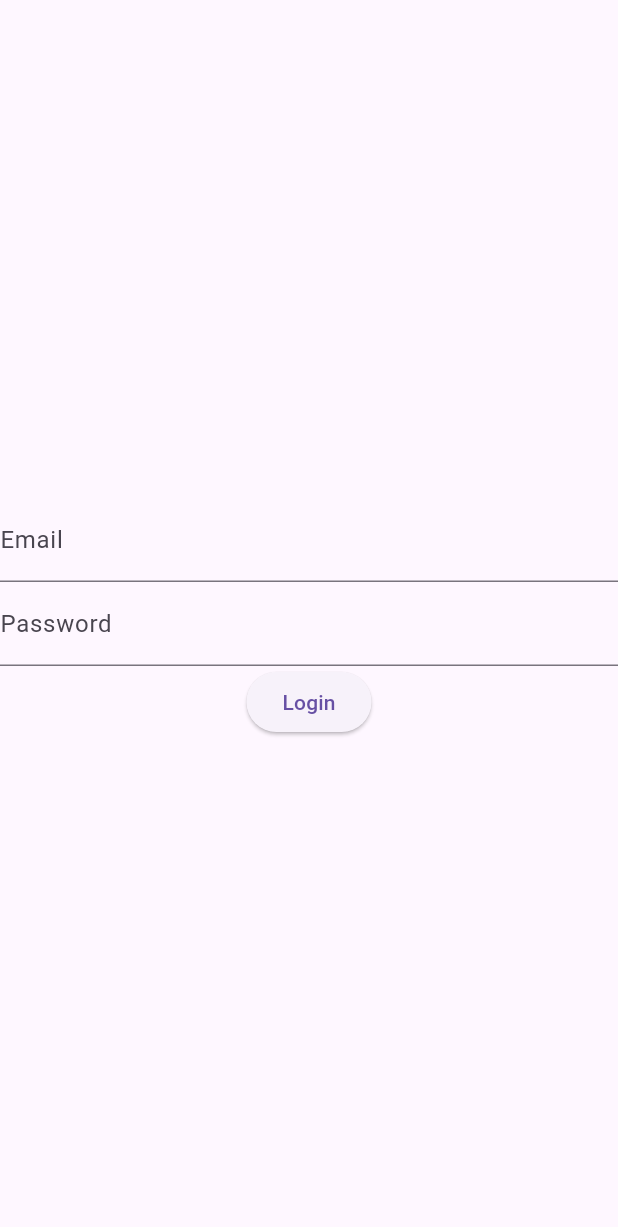
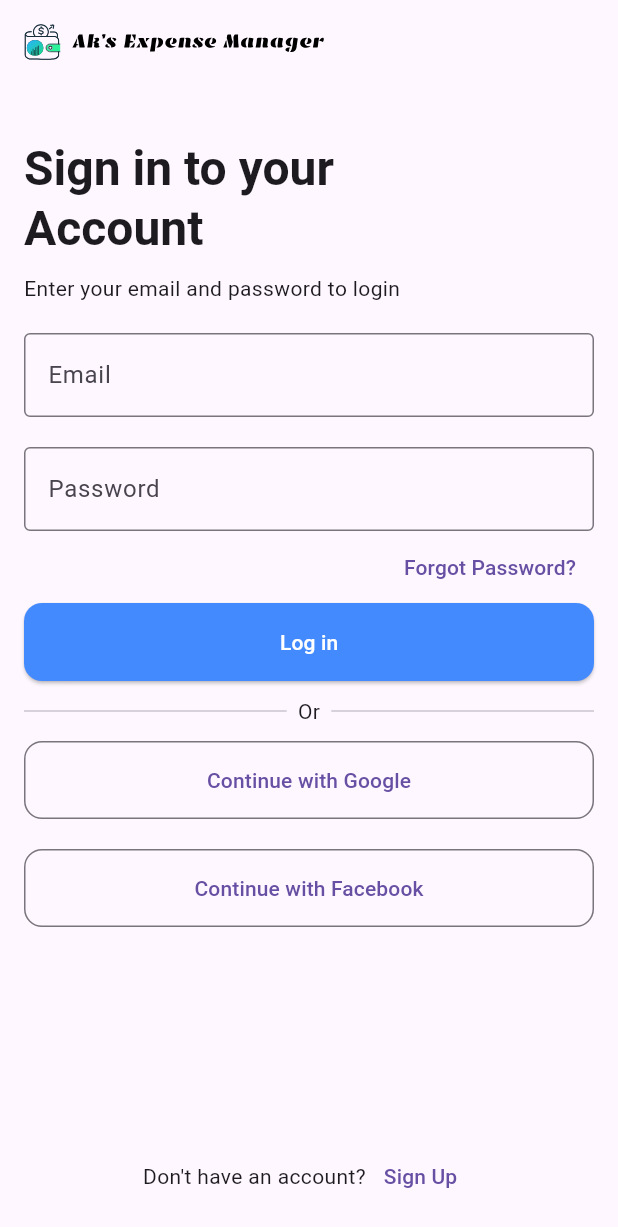
Before and after one commit to akshayanil22/Ak-s-Expense-Manager, a Flutter app: the screen it shows after launch, on a phone screen of 412 x 824 dp. Shown: the top 1227 px of the screen. Run offline on Flutter 3.47's test engine with Material 3 defaults, Android fonts, the phone set to English and light mode, and no system bars; our stand-ins replace bloc, dartz, firebase_auth, firebase_core, flutter_bloc, flutter_svg and 2 more; accounts and stored records are empty.

Commit message:
added google signin and refactor some widgets

```diff
--- /dev/null
+++ b/lib/core/widgets/custom_elevated_button.dart
@@ -0,0 +1,32 @@
+import 'package:flutter/material.dart';
+
+class CustomElevatedButton extends StatelessWidget {
+  const CustomElevatedButton({
+    super.key,
+    required this.onPressed,
+    required this.buttonName,
+  });
+
+  final void Function()? onPressed;
+  final String buttonName;
+
+  @override
+  Widget build(BuildContext context) {
+
+    double width = MediaQuery.sizeOf(context).width;
+
+    return SizedBox(
+      width: width,
+      height: 52,
+      child: ElevatedButton(
+        style: ButtonStyle(
+          backgroundColor: const WidgetStatePropertyAll(Colors.blueAccent),
+          foregroundColor: const WidgetStatePropertyAll(Colors.white),
+          shape: WidgetStateProperty.all<OutlinedBorder>(RoundedRectangleBorder(borderRadius: BorderRadius.circular(12))),
+        ),
+        onPressed: onPressed,
+        child: Text(buttonName),
+      ),
+    );
+  }
+}
--- /dev/null
+++ b/lib/core/widgets/custom_outlined_button.dart
@@ -0,0 +1,27 @@
+import 'package:flutter/material.dart';
+
+class CustomOutlinedButton extends StatelessWidget {
+  const CustomOutlinedButton({
+    super.key,
+    required this.onPressed,
+    required this.buttonName,
+
+  });
+
+  final void Function()? onPressed;
+  final String buttonName;
+
+  @override
+  Widget build(BuildContext context) {
+
+    double width = MediaQuery.sizeOf(context).width;
+
+    return SizedBox(
+      width: width,
+      height: 52,
+      child: OutlinedButton(onPressed: onPressed,style: ButtonStyle(
+        shape: WidgetStateProperty.all<OutlinedBorder>(RoundedRectangleBorder(borderRadius: BorderRadius.circular(12))),
+      ), child: Text(buttonName),),
+    );
+  }
+}
--- /dev/null
+++ b/lib/core/widgets/custom_text_form_field.dart
@@ -0,0 +1,29 @@
+import 'package:flutter/material.dart';
+
+class CustomTextFormField extends StatelessWidget {
+  const CustomTextFormField({
+    super.key,
+    required this.emailController,
+    this.labelText,
+    this.obscureText = false,
+    this.keyboardType
+  });
+
+  final TextEditingController emailController;
+  final String? labelText;
+  final bool obscureText;
+  final TextInputType? keyboardType;
+
+  @override
+  Widget build(BuildContext context) {
+    return TextFormField(
+      controller: emailController,
+      decoration: InputDecoration(
+          labelText: labelText,
+          border: const OutlineInputBorder()
+      ),
+      keyboardType: keyboardType,
+      obscureText: obscureText,
+    );
+  }
+}
--- /dev/null
+++ b/lib/core/widgets/custom_widget_imports.dart
@@ -0,0 +1,3 @@
+export 'custom_text_form_field.dart';
+export 'custom_outlined_button.dart';
+export 'custom_elevated_button.dart';
--- a/lib/features/auth/domain/repositories/ auth_repository.dart
+++ b/lib/features/auth/domain/repositories/ auth_repository.dart
@@ -4,4 +4,5 @@ import '../entities/user.dart';
 abstract class AuthRepository {
   Future<Either<String, User>> login(String email, String password);
   Future<Either<String, User>> signup(String email, String password);
+  Future<Either<String, User>> googleSignIn();
 }
--- /dev/null
+++ b/lib/features/auth/domain/usecases/google_signin_usecase.dart
@@ -0,0 +1,13 @@
+import 'package:dartz/dartz.dart';
+import '../entities/user.dart';
+import '../repositories/ auth_repository.dart';
+
+class GoogleSignInUseCase {
+  final AuthRepository repository;
+
+  GoogleSignInUseCase(this.repository);
+
+  Future<Either<String, User>> call() {
+    return repository.googleSignIn();
+  }
+}
--- a/lib/features/auth/presentation/bloc/auth_bloc.dart
+++ b/lib/features/auth/presentation/bloc/auth_bloc.dart
@@ -1,6 +1,7 @@
 import 'package:bloc/bloc.dart';
 import 'package:meta/meta.dart';
 import '../../domain/entities/user.dart';
+import '../../domain/usecases/google_signin_usecase.dart';
 import '../../domain/usecases/login_usecase.dart';
 import '../../domain/usecases/signup_usecase.dart';
 
@@ -10,8 +11,9 @@ part 'auth_state.dart';
 class AuthBloc extends Bloc<AuthEvent, AuthState> {
   final LoginUseCase loginUseCase;
   final SignupUseCase signupUseCase;
+  final GoogleSignInUseCase googleSignInUseCase;
 
-  AuthBloc(this.loginUseCase, this.signupUseCase) : super(AuthInitial()) {
+  AuthBloc(this.loginUseCase, this.signupUseCase, this.googleSignInUseCase) : super(AuthInitial()) {
     on<LoginEvent>((event, emit) async {
       emit(AuthLoading());
       final result = await loginUseCase(event.email, event.password);
@@ -29,5 +31,14 @@ class AuthBloc extends Bloc<AuthEvent, AuthState> {
             (user) => emit(AuthSuccess(user: user)),
       );
     });
+
+    on<GoogleSignInEvent>((event, emit) async {
+      emit(AuthLoading());
+      final result = await googleSignInUseCase();
+      result.fold(
+            (error) => emit(AuthFailure(message: error)),
+            (user) => emit(AuthSuccess(user: user)),
+      );
+    });
   }
 }
--- a/lib/features/auth/presentation/bloc/auth_event.dart
+++ b/lib/features/auth/presentation/bloc/auth_event.dart
@@ -16,3 +16,5 @@ class SignupEvent extends AuthEvent {
 
   SignupEvent({required this.email,required this.password});
 }
+
+class GoogleSignInEvent extends AuthEvent {}
--- a/lib/features/auth/presentation/pages/login_page.dart
+++ b/lib/features/auth/presentation/pages/login_page.dart
@@ -1,5 +1,7 @@
 import 'package:flutter/material.dart';
 import 'package:flutter_bloc/flutter_bloc.dart';
+import 'package:flutter_svg/flutter_svg.dart';
+import '../../../../core/widgets/custom_widget_imports.dart';
 import '../bloc/auth_bloc.dart';
 
 class LoginPage extends StatelessWidget {
@@ -11,12 +13,13 @@ class LoginPage extends StatelessWidget {
   @override
   Widget build(BuildContext context) {
     return Scaffold(
+      appBar: AppBar(
+        title: SvgPicture.asset('assets/images/title_logo.svg',width: 200,),
+      ),
       body: BlocListener<AuthBloc, AuthState>(
         listener: (context, state) {
           if (state is AuthSuccess) {
-            ScaffoldMessenger.of(context).showSnackBar(
-              SnackBar(content: Text("Welcome, ${state.user.email}!")),
-            );
+            Navigator.pushNamedAndRemoveUntil(context, 'home', (Route<dynamic> route) => false);
           }
           if (state is AuthFailure) {
             ScaffoldMessenger.of(context).showSnackBar(
@@ -24,30 +27,64 @@ class LoginPage extends StatelessWidget {
             );
           }
         },
-        child: Center(
+        child: Padding(
+          padding: const EdgeInsets.all(16.0),
+          child: CustomScrollView(
+            slivers: [
+              SliverFillRemaining(
+                hasScrollBody: false,
                 child: Column(
-            mainAxisAlignment: MainAxisAlignment.center,
+                  crossAxisAlignment: CrossAxisAlignment.start,
                   children: [
-              TextField(
-                controller: emailController,
-                decoration: InputDecoration(labelText: "Email"),
-              ),
-              TextField(
-                controller: passwordController,
-                decoration: InputDecoration(labelText: "Password"),
-                obscureText: true,
-              ),
-              ElevatedButton(
-                onPressed: () {
+                    const SizedBox(height: 20),
+                    Text("Sign in to your\nAccount",style: Theme.of(context).textTheme.headlineLarge,),
+                    const SizedBox(height: 10),
+                    const Text("Enter your email and password to login"),
+                    const SizedBox(height: 20),
+                    CustomTextFormField(emailController: emailController,labelText: 'Email',keyboardType: TextInputType.emailAddress,),
+                    const SizedBox(height: 20),
+                    CustomTextFormField(emailController: passwordController,labelText: 'Password',obscureText: true,),
+                    Align(
+                        alignment: Alignment.centerRight,
+                        child: TextButton(onPressed: (){}, child: const Text('Forgot Password?'))),
+                    CustomElevatedButton(onPressed: () {
                       context.read<AuthBloc>().add(
                         LoginEvent(
                           email: emailController.text,
                           password: passwordController.text,
                         ),
                       );
-                },
-                child: Text("Login"),
+                    },buttonName: "Log in",
                     ),
+                    const SizedBox(height: 10),
+                    const Row(
+                      children: [
+                        Expanded(child: Divider()),
+                        Text('  Or  '),
+                        Expanded(child: Divider()),
+                      ],
+                    ),
+                    const SizedBox(height: 10),
+                    CustomOutlinedButton(onPressed: (){
+                      context.read<AuthBloc>().add(
+                        GoogleSignInEvent(),
+                      );
+                    }, buttonName: 'Continue with Google'),
+                    const SizedBox(height: 20),
+                    CustomOutlinedButton( onPressed: () {
+
+                    },buttonName: 'Continue with Facebook',),
+                    const Spacer(),
+                    Row(
+                      mainAxisAlignment: MainAxisAlignment.center,
+                      children: [
+                        const Text("Don't have an account?"),
+                        TextButton(onPressed: (){}, child: const Text('Sign Up'))
+                      ],
+                    )
+                  ],
+                ),
+              )
             ],
           ),
         ),
--- a/lib/main.dart
+++ b/lib/main.dart
@@ -1,3 +1,4 @@
+import 'package:aks_expense_manager/features/home/presentation/pages/home_screen.dart';
 import 'package:firebase_core/firebase_core.dart';
 import 'package:flutter/material.dart';
 import 'package:flutter_bloc/flutter_bloc.dart';
@@ -25,8 +26,17 @@ class MyApp extends StatelessWidget {
         ),
       ],
       child: MaterialApp(
+        theme: ThemeData(
+          textTheme: const TextTheme(
+            headlineLarge: TextStyle(fontWeight: FontWeight.w600)
+          )
+        ),
+        initialRoute: '/',
+        routes: {
+          '/': (context) => LoginPage(),
+          'home': (context) => const HomeScreen(),
+        },
         title: 'Auth App',
-        home: LoginPage(),
       ),
     );
   }
--- a/pubspec.yaml
+++ b/pubspec.yaml
@@ -41,6 +41,8 @@ dependencies:
   equatable: ^2.0.7
   get_it: ^8.0.3
   dartz: ^0.10.1
+  flutter_svg: ^2.0.16
+  google_sign_in: ^6.2.2
 
 dev_dependencies:
   flutter_test:
@@ -65,8 +67,8 @@ flutter:
   uses-material-design: true
 
   # To add assets to your application, add an assets section, like this:
-  # assets:
-  #   - images/a_dot_burr.jpeg
+  assets:
+    - assets/images/
   #   - images/a_dot_ham.jpeg
 
   # An image asset can refer to one or more resolution-specific "variants", see
```
Also changed, not shown: lib/features/auth/data/datasources/auth_remote_data_source.dart (+23 -1 lines), lib/features/auth/data/repositories/auth_repository_impl.dart (+10 -0 lines), lib/features/home/presentation/pages/home_screen.dart (added, +10 -0 lines), lib/injection_container.dart (+5 -2 lines), assets/images/title_logo.svg (added), pubspec.lock. Lines whose indentation alone changed are shown as unchanged.
